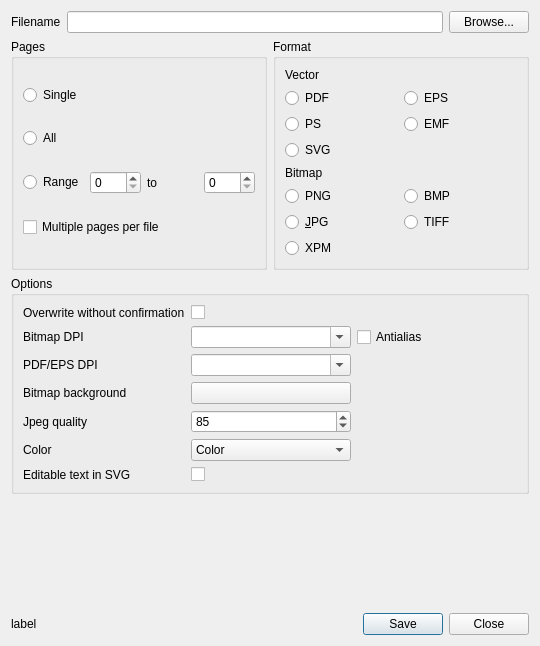
Before: the Qt Designer form ui/export.ui in veusz/veusz, drawn with Qt 5.
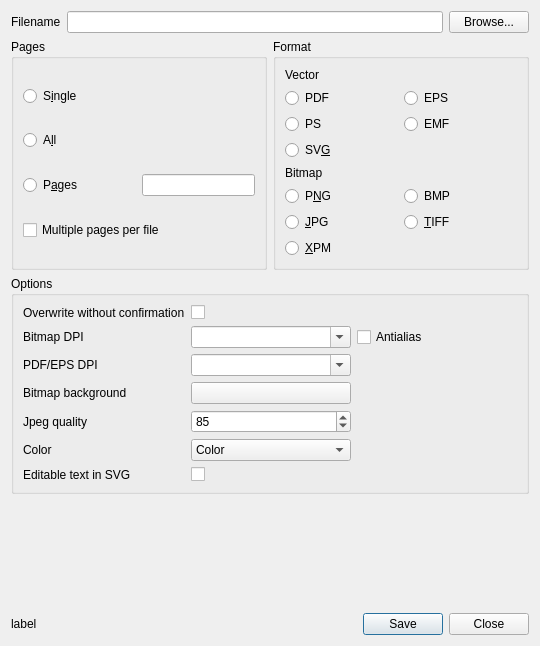
After: the same form once the commit is applied.

Commit message:
In export dialog allow user to specify arbitrary pages to export
Rename %PAGENUM...% to %PAGE...%

Fix github bug #129

Diff of the .ui file:
```diff
--- a/ui/export.ui
+++ b/ui/export.ui
@@ -46,49 +46,48 @@
        <property name="title">
         <string>Pages</string>
        </property>
-       <layout class="QVBoxLayout" name="verticalLayout">
-        <item>
+       <layout class="QGridLayout" name="gridLayout_4">
+        <item row="0" column="0">
          <widget class="QRadioButton" name="radioPageSingle">
           <property name="toolTip">
            <string>&lt;html&gt;&lt;head/&gt;&lt;body&gt;&lt;p&gt;Export the current page&lt;/p&gt;&lt;/body&gt;&lt;/html&gt;</string>
           </property>
           <property name="text">
-           <string>Single</string>
+           <string>S&amp;ingle</string>
           </property>
          </widget>
         </item>
-        <item>
+        <item row="1" column="0">
          <widget class="QRadioButton" name="radioPageAll">
           <property name="text">
-           <string>All</string>
+           <string>A&amp;ll</string>
           </property>
          </widget>
         </item>
-        <item>
-         <layout class="QHBoxLayout" name="horizontalLayout">
-          <item>
-           <widget class="QRadioButton" name="radioPageRange">
-            <property name="text">
-             <string>Range</string>
-            </property>
-           </widget>
-          </item>
-          <item>
-           <widget class="QSpinBox" name="pageRangeMin"/>
-          </item>
-          <item>
-           <widget class="QLabel" name="label">
-            <property name="text">
-             <string>to</string>
-            </property>
-           </widget>
-          </item>
-          <item>
-           <widget class="QSpinBox" name="pageRangeMax"/>
-          </item>
-         </layout>
+        <item row="2" column="0">
+         <widget class="QRadioButton" name="radioPagePages">
+          <property name="toolTip">
+           <string>&lt;html&gt;&lt;head/&gt;&lt;body&gt;&lt;p&gt;Export given pages&lt;/p&gt;&lt;/body&gt;&lt;/html&gt;</string>
+          </property>
+          <property name="text">
+           <string>P&amp;ages</string>
+          </property>
+         </widget>
         </item>
-        <item>
+        <item row="2" column="1">
+         <widget class="QLineEdit" name="editPagePages">
+          <property name="sizePolicy">
+           <sizepolicy hsizetype="Minimum" vsizetype="Fixed">
+            <horstretch>0</horstretch>
+            <verstretch>0</verstretch>
+           </sizepolicy>
+          </property>
+          <property name="toolTip">
+           <string>&lt;html&gt;&lt;head/&gt;&lt;body&gt;&lt;p&gt;Enter a comma-separated list of pages or page ranges (e.g. 1-2,4,5)&lt;/p&gt;&lt;/body&gt;&lt;/html&gt;</string>
+          </property>
+         </widget>
+        </item>
+        <item row="3" column="0" colspan="2">
          <widget class="QCheckBox" name="checkMultiPage">
           <property name="toolTip">
            <string>&lt;html&gt;&lt;head/&gt;&lt;body&gt;&lt;p&gt;Write multiple pages to the output file, if supported by the file format&lt;/p&gt;&lt;/body&gt;&lt;/html&gt;</string>
@@ -132,7 +131,7 @@
              <string>Single page scalable vector graphics</string>
             </property>
             <property name="text">
-             <string>SVG</string>
+             <string>SV&amp;G</string>
             </property>
            </widget>
           </item>
@@ -180,7 +179,7 @@
           <item row="0" column="0">
            <widget class="QRadioButton" name="radioFormatPNG">
             <property name="text">
-             <string>PNG</string>
+             <string>P&amp;NG</string>
             </property>
            </widget>
           </item>
@@ -201,14 +200,14 @@
           <item row="1" column="1">
            <widget class="QRadioButton" name="radioFormatTIFF">
             <property name="text">
-             <string>TIFF</string>
+             <string>&amp;TIFF</string>
             </property>
            </widget>
           </item>
           <item row="2" column="0">
            <widget class="QRadioButton" name="radioFormatXPM">
             <property name="text">
-             <string>XPM</string>
+             <string>&amp;XPM</string>
             </property>
            </widget>
           </item>
```
Left out of the diff: 5 changed lines with no effect on the pictures. The commit also changes 4 other files.
